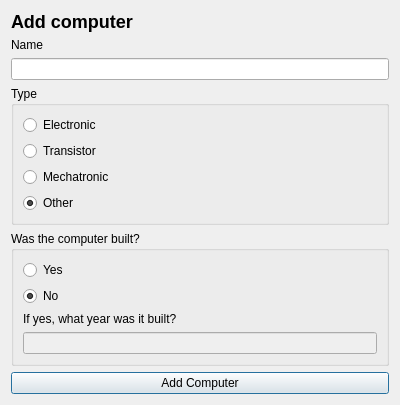
First picture: the form in GUI/ui/addcomputerdialog.ui, repository atlie15/GraphicalUI, before the edit.
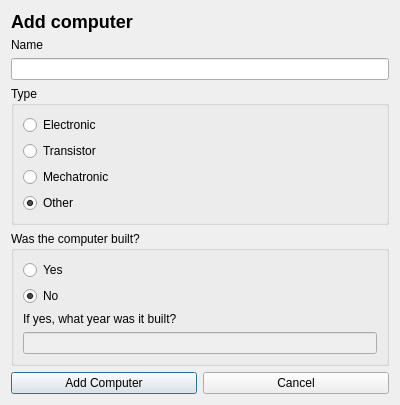
Second picture: the form after the edit. Icons and pictures are not drawn.

```diff
--- a/GUI/ui/addcomputerdialog.ui
+++ b/GUI/ui/addcomputerdialog.ui
@@ -137,13 +137,32 @@
     </widget>
    </item>
    <item>
+    <layout class="QHBoxLayout" name="horizontalLayout_2">
+     <item>
     <widget class="QPushButton" name="pushButton_add_computer">
      <property name="text">
       <string>Add Computer</string>
      </property>
-    </widget>
-   </item>
-  </layout>
+       <property name="icon">
+        <iconset resource="../icons.qrc">
+         <normaloff>:/icons/icons/check.png</normaloff>:/icons/icons/check.png</iconset>
+       </property>
+      </widget>
+     </item>
+     <item>
+      <widget class="QPushButton" name="pushButton_cancel">
+       <property name="text">
+        <string>Cancel</string>
+       </property>
+       <property name="icon">
+        <iconset resource="../icons.qrc">
+         <normaloff>:/icons/icons/Remove.png</normaloff>:/icons/icons/Remove.png</iconset>
+       </property>
+      </widget>
+     </item>
+    </layout>
+   </item>
+  </layout>
  </widget>
  <resources/>
  <connections/>
```
Left out of the diff: 4 changed lines with no effect on the pictures. Lines whose indentation alone changed are shown as unchanged.
